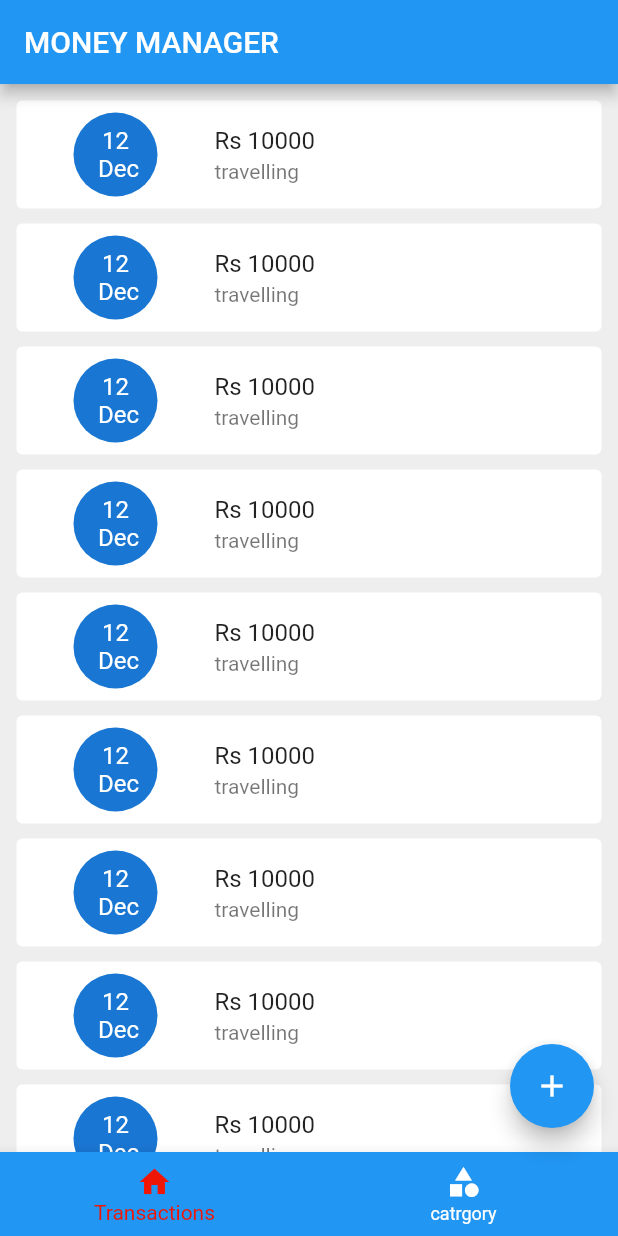
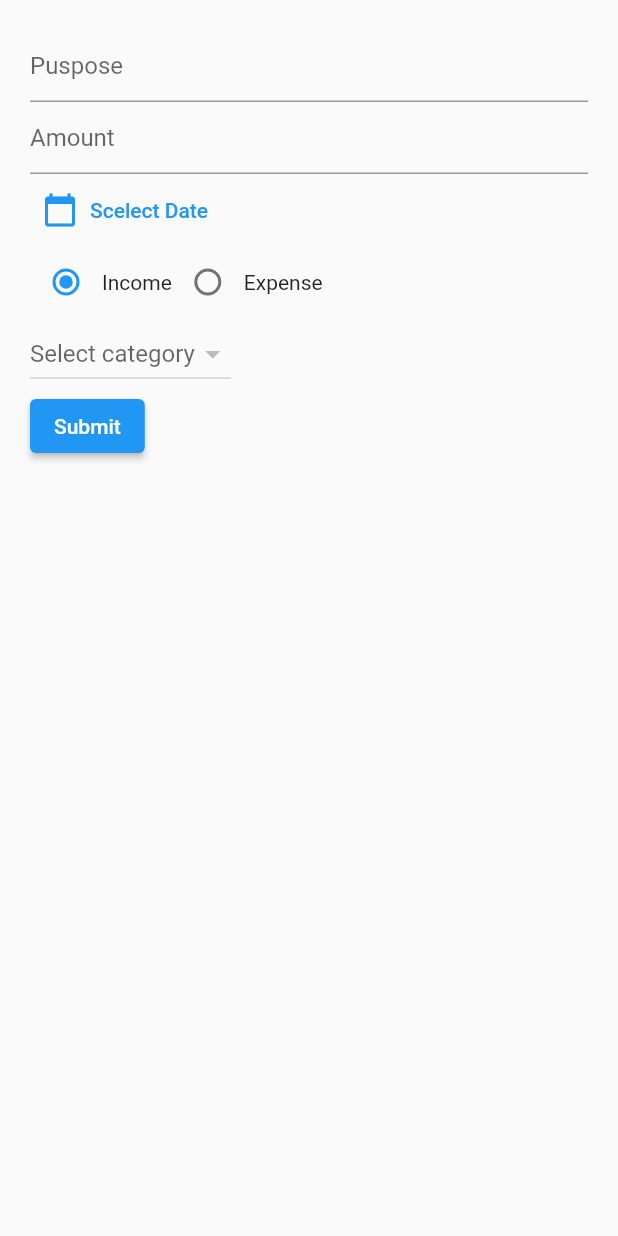
Before and after one commit to AKSHAYZAPZ/cashtrackerapp, a Flutter app: the screen it shows after launch, after a tap on the "add" icon, on a phone screen of 412 x 824 dp. Run offline on Flutter 3.47's test engine with Material 2 defaults, Android fonts, the phone set to English and light mode, and no system bars; our stand-ins replace flutter_slidable, hive_flutter; accounts and stored records are empty.

Commit message:
final project

```diff
--- /dev/null
+++ b/lib/db/category/category_db.dart
@@ -0,0 +1,60 @@
+import 'package:flutter/material.dart';
+import 'package:hive_flutter/adapters.dart';
+import 'package:money_management_app/models/category/category_model.dart';
+
+const CATEGORY_DB_NAME = 'category-database';
+
+abstract class CategoryDbFunctions {
+  Future<List<CategoryModel>> getCategories();
+  Future<void> insertCategory(CategoryModel value);
+  Future<void>deleteCategory(String categoryID);
+}
+
+class CategoryDB implements CategoryDbFunctions {
+
+  CategoryDB._internal();
+  static CategoryDB instance = CategoryDB._internal();
+
+  factory CategoryDB(){
+    return instance;
+  }
+
+  ValueNotifier<List<CategoryModel>> incomeCategoryListListener = ValueNotifier([]);
+  ValueNotifier<List<CategoryModel>> expenseCategoryListListener = ValueNotifier([]);
+
+  @override
+  Future<void> insertCategory(CategoryModel value) async {
+    final _categoryDB = await Hive.openBox<CategoryModel>(CATEGORY_DB_NAME);
+    _categoryDB.put(value.id,value);
+    refreshUI();
+  }
+
+  @override
+  Future<List<CategoryModel>> getCategories() async {
+    final _categoryDB = await Hive.openBox<CategoryModel>(CATEGORY_DB_NAME);
+    return _categoryDB.values.toList();
+  }
+
+  Future<void> refreshUI() async {
+    final _allCategories = await getCategories();
+      incomeCategoryListListener.value.clear();
+      expenseCategoryListListener.value.clear();
+        await Future.forEach(
+      _allCategories,
+      (CategoryModel category) {
+        if(category.type == CategoryType.income){
+          incomeCategoryListListener.value.add(category);
+        }else{
+          expenseCategoryListListener.value.add(category);        }
+      },
+    );
+
+  }
+
+  @override
+  Future<void> deleteCategory(String categoryID)async {
+  final _categoryDB = await Hive.openBox<CategoryModel>(CATEGORY_DB_NAME);
+  _categoryDB.delete(categoryID);
+  refreshUI();
+  }
+}
--- /dev/null
+++ b/lib/db/transaction/transaction_db.dart
@@ -0,0 +1,51 @@
+import 'package:flutter/material.dart';
+import 'package:hive_flutter/hive_flutter.dart';
+import 'package:money_management_app/models/category/category_model.dart';
+import 'package:money_management_app/models/transacion/transaction_model.dart';
+
+const TRANSACTION_DB_NAME = 'transaction-db';
+
+abstract class TransactionDbFunctions {
+  Future<void> addTransacion(TransactionModel obj);
+  Future<List<TransactionModel>> getAllTransactions();
+  Future<void>deleteTransaction(String id)async{}
+}
+
+class TransactionDB implements TransactionDbFunctions {
+  TransactionDB._internal();
+
+  static TransactionDB instance = TransactionDB._internal();
+
+  factory TransactionDB() {
+    return instance;
+  }
+
+  ValueNotifier<List<TransactionModel>>transactionListNotifier = ValueNotifier([]);
+
+  @override
+  Future<void> addTransacion(TransactionModel obj) async {
+    final _db = await Hive.openBox<TransactionModel>(TRANSACTION_DB_NAME);
+    await _db.put(obj.id, obj);
+  }
+
+  Future<void>refresh()async{
+    final _list =await getAllTransactions();
+    _list.sort((first,second)=>second.date.compareTo(first.date));
+    transactionListNotifier.value.clear();
+    transactionListNotifier.value.addAll(_list);
+    transactionListNotifier.notifyListeners();
+  }
+
+  @override
+  Future<List<TransactionModel>> getAllTransactions() async {
+    final _db = await Hive.openBox<TransactionModel>(TRANSACTION_DB_NAME);
+    return _db.values.toList();
+  }
+
+  @override
+  Future<void> deleteTransaction(String id)async {
+  final _db = await Hive.openBox<TransactionModel>(TRANSACTION_DB_NAME);
+  await _db.delete(id);
+  refresh();
+  }
+}
--- a/lib/main.dart
+++ b/lib/main.dart
@@ -1,7 +1,30 @@
 import 'package:flutter/material.dart';
+import 'package:hive_flutter/adapters.dart';
+import 'package:money_management_app/models/category/category_model.dart';
+import 'package:money_management_app/screens/add%20transaction/screen_add_transactions.dart';
 import 'package:money_management_app/screens/home/screen_home.dart';
+import 'models/transacion/transaction_model.dart';
 
-void main() {
+Future<void> main()async {
+  WidgetsFlutterBinding.ensureInitialized();
+ await Hive.initFlutter();
+
+  if (!Hive.isAdapterRegistered(CategoryModelAdapter().typeId))
+  {
+   Hive.registerAdapter(CategoryModelAdapter());
+  }
+
+  if (!Hive.isAdapterRegistered(CategoryTypeAdapter().typeId))
+  {
+   Hive.registerAdapter(CategoryTypeAdapter());
+  }
+   if (!Hive.isAdapterRegistered(TransactionModelAdapter().typeId))
+  {
+   Hive.registerAdapter(TransactionModelAdapter());
+  }
+
+
+
   runApp(const MyApp());
 }
 
@@ -26,6 +49,9 @@ class MyApp extends StatelessWidget {
         primarySwatch: Colors.blue,
       ),
       home:ScreenHome(),
+      routes: {
+        ScreenAddTransactions.routename:(ctx) => ScreenAddTransactions(),
+      },
     );
   }
 }
--- /dev/null
+++ b/lib/models/category/category_model.dart
@@ -0,0 +1,37 @@
+import 'package:hive_flutter/hive_flutter.dart';
+ part 'category_model.g.dart';
+
+@HiveType(typeId: 2)
+enum CategoryType {
+  @HiveField(0)
+  income,
+
+  @HiveField(1)
+  expense,
+}
+@HiveType(typeId: 1)
+class CategoryModel {
+
+  @HiveField(0)
+  final String id;
+
+  @HiveField(1)
+  final String name;
+
+  @HiveField(2)
+  final bool isDeleted;
+
+  @HiveField(3)
+  final CategoryType type;
+
+  CategoryModel({
+    required this.id,
+    required this.name,
+    required this.type,
+    this.isDeleted = false,
+  });
+
+  @override
+  String toString() {
+    return '{$id $name $type}';  }
+}
--- /dev/null
+++ b/lib/models/transacion/transaction_model.dart
@@ -0,0 +1,37 @@
+
+import 'package:hive_flutter/hive_flutter.dart';
+import 'package:money_management_app/models/category/category_model.dart';
+part 'transaction_model.g.dart';
+
+
+@HiveType(typeId: 3)
+class TransactionModel {
+
+  @HiveField(0)
+  final String purpose;
+
+  @HiveField(1)
+  final double amount;
+
+  @HiveField(2)
+  final DateTime date;
+
+  @HiveField(3)
+  final CategoryType type;
+
+  @HiveField(4)
+  final CategoryModel category;
+
+  @HiveField(5)
+  String? id;
+
+  TransactionModel({
+    required this.purpose,
+    required this.amount,
+    required this.date,
+    required this.type,
+    required this.category,
+  }){
+    id = DateTime.now().microsecondsSinceEpoch.toString();
+  }
+}
--- /dev/null
+++ b/lib/screens/add transaction/screen_add_transactions.dart
@@ -0,0 +1,211 @@
+import 'package:flutter/material.dart';
+import 'package:money_management_app/db/category/category_db.dart';
+import 'package:money_management_app/db/transaction/transaction_db.dart';
+import 'package:money_management_app/models/category/category_model.dart';
+import 'package:money_management_app/models/transacion/transaction_model.dart';
+
+class ScreenAddTransactions extends StatefulWidget {
+  static const routename = 'add-tranasaction';
+  const ScreenAddTransactions({Key? key}) : super(key: key);
+
+  @override
+  State<ScreenAddTransactions> createState() => _ScreenAddTransactionsState();
+}
+
+class _ScreenAddTransactionsState extends State<ScreenAddTransactions> {
+  DateTime? _selectedDate;
+  CategoryType? _selectedCategoryType;
+  CategoryModel? _selectedCategoryModel;
+
+  final _purposeTextEditingController = TextEditingController();
+  final _amountTextEditingController = TextEditingController();
+
+  String? _categoryID;
+
+  @override
+  void initState() {
+    _selectedCategoryType = CategoryType.income;
+    super.initState();
+  }
+
+  /*
+  purpose
+  date
+  amount
+  income/expense
+  category type
+  */
+  @override
+  Widget build(BuildContext context) {
+    return Scaffold(
+      body: SafeArea(
+        child: Padding(
+          padding: const EdgeInsets.all(20.0),
+          child: Column(
+            crossAxisAlignment: CrossAxisAlignment.start,
+            children: [
+              // purpose
+
+              TextFormField(
+                controller: _purposeTextEditingController,
+                keyboardType: TextInputType.text,
+                decoration: const InputDecoration(
+                  hintText: 'Puspose',
+                ),
+              ),
+
+              // amount
+
+              TextFormField(
+                controller: _amountTextEditingController,
+                keyboardType: TextInputType.number,
+                decoration: const InputDecoration(
+                  hintText: 'Amount',
+                ),
+              ),
+
+              //Date
+
+              TextButton.icon(
+                onPressed: () async {
+                  final _selectedDateTemp = await showDatePicker(
+                    context: context,
+                    initialDate: DateTime.now(),
+                    firstDate:
+                        DateTime.now().subtract(const Duration(days: 30)),
+                    lastDate: DateTime.now(),
+                  );
+                  if (_selectedDateTemp == null) {
+                    return;
+                  } else {
+                    // print(_selectedDateTemp.toString());
+                    setState(() {
+                      _selectedDate = _selectedDateTemp;
+                    });
+                  }
+                },
+                icon: Icon(Icons.calendar_today),
+                label: Text(
+                  _selectedDate == null
+                      ? 'Scelect Date'
+                      : _selectedDate!.toString(),
+                ),
+              ),
+
+              // income/expense
+
+              Row(
+                children: [
+                  Row(
+                    children: [
+                      Radio(
+                        value: CategoryType.income,
+                        groupValue: _selectedCategoryType,
+                        onChanged: (newvalue) {
+                          setState(
+                            () {
+                              _selectedCategoryType = CategoryType.income;
+                              _categoryID = null;
+                            },
+                          );
+                        },
+                      ),
+                      Text('Income'),
+                    ],
+                  ),
+                  Row(
+                    children: [
+                      Radio(
+                        value: CategoryType.expense,
+                        groupValue: _selectedCategoryType,
+                        onChanged: (newvalue) {
+                          setState(
+                            () {
+                              _selectedCategoryType = CategoryType.expense;
+                              _categoryID = null;
+                            },
+                          );
+                        },
+                      ),
+                      Text('Expense'),
+                    ],
+                  ),
+                ],
+              ),
+
+              //category type
+              DropdownButton<String>(
+                hint: const Text('Select category'),
+                value: _categoryID,
+                items: (_selectedCategoryType == CategoryType.income
+                        ? CategoryDB().incomeCategoryListListener
+                        : CategoryDB().expenseCategoryListListener)
+                    .value
+                    .map((e) {
+                  return DropdownMenuItem(
+                    onTap: () {
+                      _selectedCategoryModel = e;
+                    },
+                    value: e.id,
+                    child: Text(e.name),
+                  );
+                }).toList(),
+                onChanged: (selectedValue) {
+                  setState(() {
+                    _categoryID = selectedValue;
+                  });
+                },
+              ),
+
+              //Submit
+
+              ElevatedButton(
+                onPressed: () {
+                  addTransaction();
+                },
+                child: Text('Submit'),
+              ),
+            ],
+          ),
+        ),
+      ),
+    );
+  }
+
+  Future<void> addTransaction() async {
+    final _purposeText = _purposeTextEditingController.text;
+    final _amountText = _amountTextEditingController.text;
+
+    if (_purposeText.isEmpty) {
+      return;
+    }
+    if (_amountText.isEmpty) {
+      return;
+    }
+    // if (_categoryID == null) {
+    //   return;
+    // }
+    if(_selectedCategoryModel==null){
+      return;
+    }
+    if (_selectedDate == null) {
+      return;
+    }
+    final _parsedamount = double.tryParse(_amountText);
+    if(_parsedamount == null){
+      return;
+    }
+
+   final _model = TransactionModel(
+      purpose: _purposeText,
+      amount: _parsedamount,
+      date: _selectedDate!,
+      type: _selectedCategoryType! ,
+      category: _selectedCategoryModel!,
+    );
+
+   await TransactionDB.instance.addTransacion(_model);
+   Navigator.of(context).pop();
+   TransactionDB.instance.refresh();
+  }
+}
--- a/lib/screens/category/expense_category_list.dart
+++ b/lib/screens/category/expense_category_list.dart
@@ -1,19 +1,27 @@
 import 'package:flutter/material.dart';
+import 'package:money_management_app/db/category/category_db.dart';
+import 'package:money_management_app/models/category/category_model.dart';
 
 class ExpenseCatogery extends StatelessWidget {
   const ExpenseCatogery({Key? key}) : super(key: key);
 
   @override
   Widget build(BuildContext context) {
-    return ListView.separated(
+    return ValueListenableBuilder(
+      valueListenable: CategoryDB().expenseCategoryListListener,
+      builder: (BuildContext ctx, List<CategoryModel> newlist, Widget? _){
+       return ListView.separated(
       itemBuilder: ((ctx, index) {
+        final category =newlist[index];
         return Card(
           child: ListTile(
             title: Text(
-              'Expense Catogery $index',
+              category.name,
             ),
             trailing: IconButton(
-              onPressed: () {},
+              onPressed: () {
+                 CategoryDB.instance.deleteCategory(category.id);
+              },
               icon: Icon(Icons.delete),
             ),
           ),
@@ -24,7 +32,9 @@ class ExpenseCatogery extends StatelessWidget {
           height: 7,
         );
       },
-      itemCount: 100,
+      itemCount: newlist.length,
+    );
+      },
     );
   }
 }
--- a/lib/screens/category/income_catogery_list.dart
+++ b/lib/screens/category/income_catogery_list.dart
@@ -1,19 +1,27 @@
 import 'package:flutter/material.dart';
+import 'package:money_management_app/db/category/category_db.dart';
+import 'package:money_management_app/models/category/category_model.dart';
 
 class IncomeCategoryList extends StatelessWidget {
   const IncomeCategoryList({Key? key}) : super(key: key);
 
-  @override
+ @override
   Widget build(BuildContext context) {
-    return ListView.separated(
+    return ValueListenableBuilder(
+      valueListenable: CategoryDB().incomeCategoryListListener,
+      builder: (BuildContext ctx, List<CategoryModel> newlist, Widget? _){
+       return ListView.separated(
       itemBuilder: ((ctx, index) {
+        final category =newlist[index];
         return Card(
           child: ListTile(
             title: Text(
-              'Income Catogery $index',
+              category.name,
             ),
             trailing: IconButton(
-              onPressed: () {},
+              onPressed: () {
+                CategoryDB.instance.deleteCategory(category.id);
+              },
               icon: Icon(Icons.delete),
             ),
           ),
@@ -24,7 +32,9 @@ class IncomeCategoryList extends StatelessWidget {
           height: 7,
         );
       },
-      itemCount: 100,
+      itemCount: newlist.length,
+    );
+      },
     );
   }
 }
--- a/lib/screens/category/screen_category.dart
+++ b/lib/screens/category/screen_category.dart
@@ -1,4 +1,5 @@
 import 'package:flutter/material.dart';
+import 'package:money_management_app/db/category/category_db.dart';
 import 'package:money_management_app/screens/category/expense_category_list.dart';
 import 'package:money_management_app/screens/category/income_catogery_list.dart';
 
@@ -16,6 +17,7 @@ class _ScreencategoryState extends State<Screencategory>
   @override
   void initState() {
     _tabController = TabController(length: 2, vsync: this);
+    CategoryDB().refreshUI();
     super.initState();
   }
 
--- a/lib/screens/home/screen_home.dart
+++ b/lib/screens/home/screen_home.dart
@@ -1,4 +1,6 @@
 import 'package:flutter/material.dart';
+import 'package:money_management_app/screens/add%20transaction/screen_add_transactions.dart';
+import 'package:money_management_app/screens/category/category_add_popup.dart';
 import 'package:money_management_app/screens/category/screen_category.dart';
 import 'package:money_management_app/screens/home/widgets/bottom_navigation.dart';
 import 'package:money_management_app/screens/transactions/screen_transactions.dart';
@@ -32,9 +34,17 @@ class ScreenHome extends StatelessWidget {
       floatingActionButton: FloatingActionButton(
         onPressed: () {
           if (selectedIndexNotifier.value == 0) {
+            Navigator.of(context).pushNamed(ScreenAddTransactions.routename);
             // print('add Transactions');
           } else {
+            ShowCategoryAddPopup(context);
             // print('add category');
+            // final _sample = CategoryModel(
+            //   id: DateTime.now().microsecondsSinceEpoch.toString(),
+            //   name: 'Travel',
+            //   type: CategoryType.expense,
+            // );
+            // CategoryDB().insertCategory(_sample);
           }
         },
         child: const Icon(Icons.add),
--- a/lib/screens/transactions/screen_transactions.dart
+++ b/lib/screens/transactions/screen_transactions.dart
@@ -1,32 +1,71 @@
 import 'package:flutter/material.dart';
+import 'package:flutter_slidable/flutter_slidable.dart';
+import 'package:intl/intl.dart';
+import 'package:money_management_app/db/category/category_db.dart';
+import 'package:money_management_app/db/transaction/transaction_db.dart';
+import 'package:money_management_app/models/category/category_model.dart';
+import 'package:money_management_app/models/transacion/transaction_model.dart';
 
 class Screentransactions extends StatelessWidget {
   const Screentransactions({Key? key}) : super(key: key);
 
   @override
   Widget build(BuildContext context) {
+    TransactionDB.instance.refresh();
+    CategoryDB.instance.refreshUI();
+    return ValueListenableBuilder(
+      valueListenable: TransactionDB.instance.transactionListNotifier,
+      builder: (BuildContext ctx, List<TransactionModel> newList, Widget? _) {
         return ListView.separated(
-      padding: EdgeInsets.all(7),
+            padding: const EdgeInsets.all(7),
+            ///values
             itemBuilder: (ctx, index) {
-        return const Card(
+              final _value = newList[index];
+              return Slidable(
+                key: Key(_value.id!),
+                  startActionPane: ActionPane(
+                    motion: ScrollMotion(),
+                     children: [
+                      SlidableAction(onPressed: (ctx){
+                        TransactionDB.instance.deleteTransaction(_value.id!);
+                      },
+                      icon: Icons.delete,
+                      label: 'Delete',
+                      backgroundColor:  Colors.red,
+                      foregroundColor: Colors.white,
+                      )
+                     ]),
+                child: Card(
                   elevation: 0,
                   child: ListTile(
                     leading: CircleAvatar(
+                      backgroundColor: _value.type == CategoryType.income
+                          ? Colors.green
+                          : Colors.red,
                       radius: 50,
                       child: Text(
-                '12\n Dec',
+                        parseDate(_value.date),
                         textAlign: TextAlign.center,
                       ),
                     ),
-            title: Text('Rs 10000'),
-            subtitle: Text('travelling'),
+                    title: Text('Rs ${_value.amount}'),
+                    subtitle: Text(_value.category.name),
+                  ),
                 ),
               );
             },
             separatorBuilder: (ctx, index) {
-        return SizedBox(height: 2);
+              return const SizedBox(height: 2);
             },
-      itemCount: 20,
+            itemCount: newList.length);
+      },
     );
   }
+
+  String parseDate(DateTime date) {
+    final _date = DateFormat.MMMd().format(date);
+    final _splitedDate = _date.split(' ');
+    return '${_splitedDate.last}\n${_splitedDate.first}';
+//   return '${date.day}\n${date.month}';
   }
+}
```
Also changed, not shown: lib/screens/category/category_add_popup.dart (added, +93 -0 lines), pubspec.yaml (+8 -17 lines), lib/models/category/category_model.g.dart (added), lib/models/transacion/transaction_model.g.dart (added), pubspec.lock, 1 other file. Lines whose indentation alone changed are shown as unchanged.
